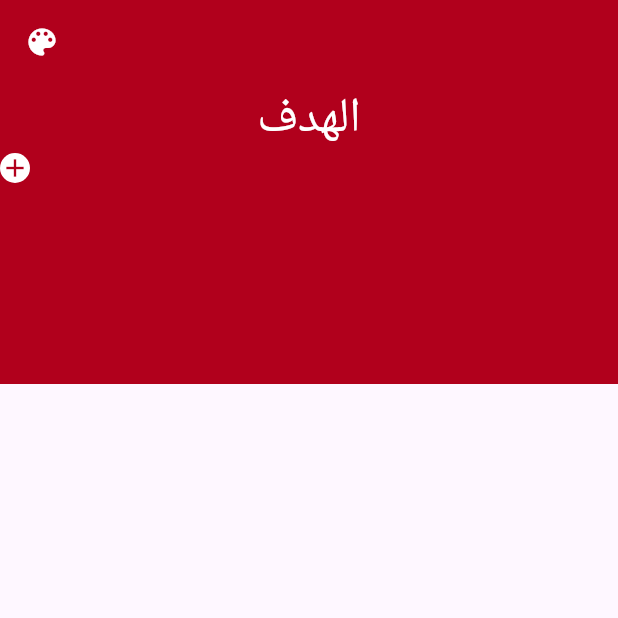
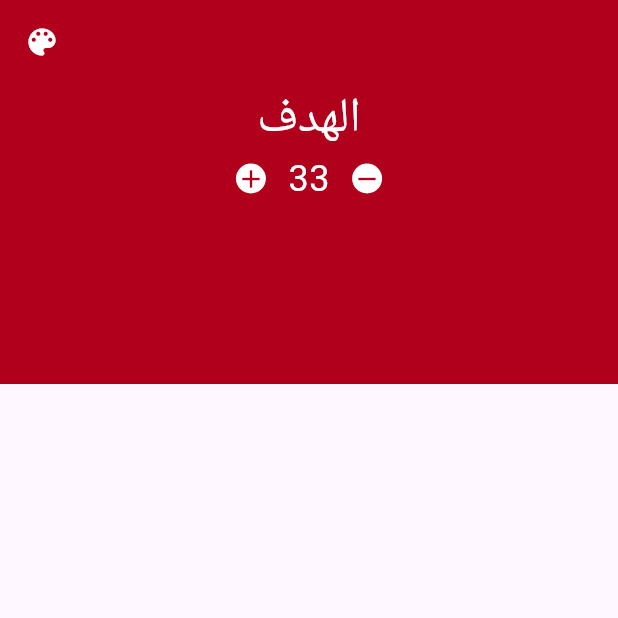
Before and after one commit to faisal-abdelnase/sub7a, a Flutter app: the screen it shows after launch, on a phone screen of 412 x 824 dp, the top half of it. Run offline on Flutter 3.47's test engine with Material 3 defaults, Android fonts, the phone set to English and light mode, and no system bars; our stand-ins replace audioplayers.

Commit message:
add row of score and icons

```diff
--- a/lib/Features/count/presentation/view/widgets/count_page_body.dart
+++ b/lib/Features/count/presentation/view/widgets/count_page_body.dart
@@ -23,8 +23,25 @@ class CountPageBody extends StatelessWidget {
           ),),
 
           Row(
+            mainAxisAlignment: MainAxisAlignment.center,
             children: [
-              CustomIcon()
+              CustomIcon(iconData: Icons.add,),
+
+              SizedBox(
+                width: 15,
+              ),
+
+              Text("33",
+              style: TextStyle(
+                color: Colors.white,
+                fontSize: 24
+              ),),
+
+              SizedBox(
+                width: 15,
+              ),
+
+              CustomIcon(iconData: Icons.remove,),
             ],
           )
         ],
--- a/lib/Features/count/presentation/view/widgets/custom_icon.dart
+++ b/lib/Features/count/presentation/view/widgets/custom_icon.dart
@@ -3,8 +3,10 @@ import 'package:sub7a/core/utils/colors.dart';
 
 class CustomIcon extends StatelessWidget {
   const CustomIcon({
-    super.key,
+    super.key, required this.iconData,
   });
+
+  final IconData iconData;
 
   @override
   Widget build(BuildContext context) {
@@ -19,7 +21,7 @@ class CustomIcon extends StatelessWidget {
           color: Colors.white,
           borderRadius: BorderRadius.circular(40)
         ),
-        child: Icon(Icons.add,
+        child: Icon(iconData,
         color: red,
         size: 20,
         ),
```
